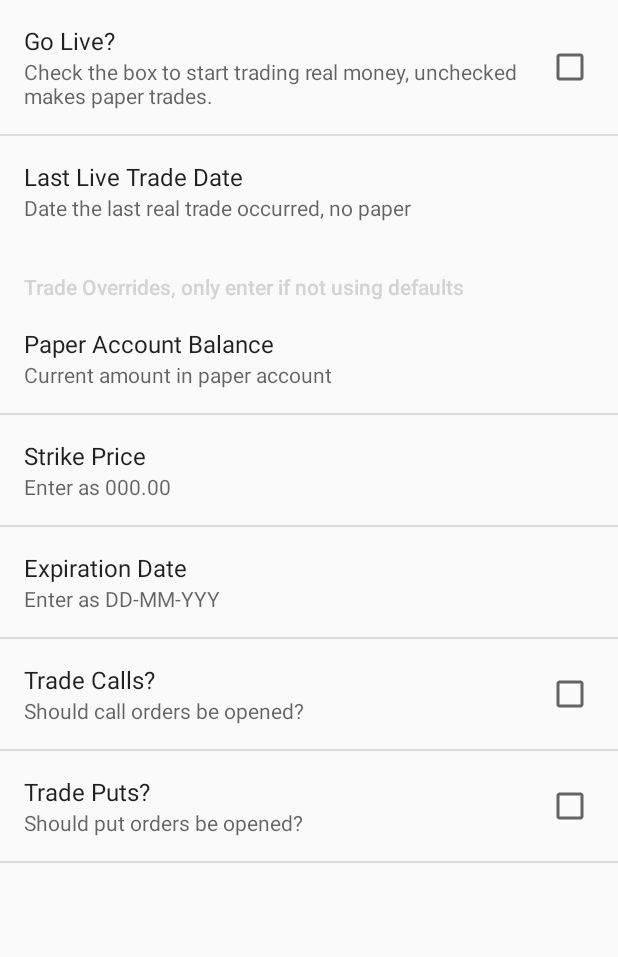
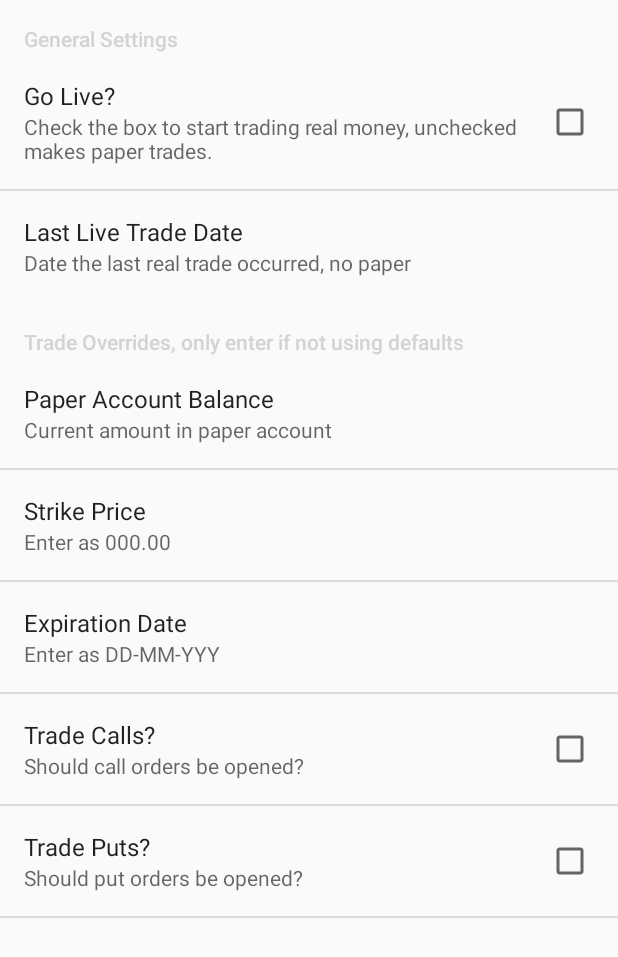
Before and after one commit to mikemey01/Markets, an Android app: the PrefsActivity screen opened directly, with no data from a screen before it, on a phone screen of 412 x 824 dp. Shown: the top 957 px of the screen. Run offline under Robolectric (Android 15) with nearby library versions, the phone set to English and light mode, and no system bars.

Commit message:
adding prefs category for general

```diff
--- a/app/src/main/res/xml/preferences.xml
+++ b/app/src/main/res/xml/preferences.xml
@@ -1,5 +1,9 @@
 <?xml version="1.0" encoding="utf-8"?>
 <PreferenceScreen xmlns:android="http://schemas.android.com/apk/res/android">
+
+    <PreferenceCategory
+        android:title="General Settings"
+        android:key="generalCategory">
 
         <CheckBoxPreference android:title="Go Live?"
             android:defaultValue="false"
@@ -12,6 +16,8 @@
             android:key="lastTradeDate"
             android:summary="Date the last real trade occurred, no paper">
         </EditTextPreference>
+
+    </PreferenceCategory>
 
     <PreferenceCategory
         android:key="tradeOverrides"
```
Lines whose indentation alone changed are shown as unchanged.
